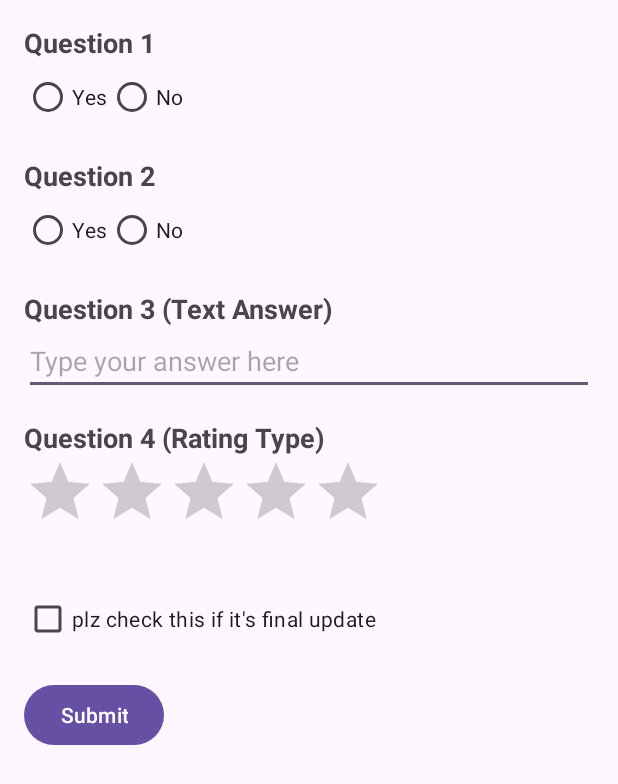
After one commit to EmbeddedCreations/PWD-Kotlin, an Android app: the Form screen opened directly, with no data from a screen before it, on a phone screen of 412 x 824 dp. The commit adds this screen. Shown: the top 784 px of the screen. Run offline under Robolectric (Android 15) with nearby library versions, the phone set to English and light mode, and no system bars.

Commit message:
#22 completed

```diff
--- a/app/src/main/java/com/example/pwd_app/data/remote/ApiUtility.kt
+++ b/app/src/main/java/com/example/pwd_app/data/remote/ApiUtility.kt
@@ -5,7 +5,7 @@ import retrofit2.converter.gson.GsonConverterFactory
 
 
 object ApiUtility {
-    private const val BASE_URL = "https://embeddedcreation.in/tribalpwd/adminPanelNewVer2/"
+    private const val BASE_URL = "https://tribalpwd.in/adminPanelNewVer2/"
 
     fun getInstance(): Retrofit {
         return Retrofit.Builder()
--- /dev/null
+++ b/app/src/main/java/com/example/pwd_app/viewModel/Form.kt
@@ -0,0 +1,39 @@
+package com.example.pwd_app.viewModel
+
+import android.os.Bundle
+import com.example.pwd_app.R
+import android.widget.RatingBar
+import android.widget.TextView
+import androidx.appcompat.app.AppCompatActivity
+
+class Form : AppCompatActivity() {
+
+    private lateinit var ratingBar: RatingBar
+    private lateinit var textViewRatingFeedback: TextView
+
+    override fun onCreate(savedInstanceState: Bundle?) {
+        super.onCreate(savedInstanceState)
+        setContentView(R.layout.activity_form)
+
+        ratingBar = findViewById(R.id.ratingBar)
+        textViewRatingFeedback = findViewById(R.id.textViewRatingFeedback)
+
+        // Set a listener to the RatingBar
+        ratingBar.setOnRatingBarChangeListener { _, rating, _ ->
+            updateRatingFeedback(rating)
+        }
+    }
+
+    private fun updateRatingFeedback(rating: Float) {
+        // Update the TextView with dynamic text based on the rating
+        val feedback = when (rating.toInt()) {
+            1 -> "Poor"
+            2 -> "Fair"
+            3 -> "Average"
+            4 -> "Good"
+            5 -> "Excellent"
+            else -> ""
+        }
+        textViewRatingFeedback.text = feedback
+    }
+}
--- /dev/null
+++ b/app/src/main/res/layout/activity_form.xml
@@ -0,0 +1,117 @@
+<?xml version="1.0" encoding="utf-8"?>
+<LinearLayout
+    xmlns:android="http://schemas.android.com/apk/res/android"
+    android:layout_width="match_parent"
+    android:layout_height="wrap_content"
+    android:orientation="vertical"
+    android:padding="16dp">
+
+    <!-- Question 1 -->
+    <TextView
+        android:layout_width="match_parent"
+        android:layout_height="wrap_content"
+        android:text="Question 1"
+        android:textSize="18sp"
+        android:textStyle="bold"/>
+
+    <RadioGroup
+        android:id="@+id/radioGroup1"
+        android:layout_width="match_parent"
+        android:layout_height="wrap_content"
+        android:orientation="horizontal">
+
+        <RadioButton
+            android:id="@+id/radioYes1"
+            android:layout_width="wrap_content"
+            android:layout_height="wrap_content"
+            android:text="Yes"/>
+
+        <RadioButton
+            android:id="@+id/radioNo1"
+            android:layout_width="wrap_content"
+            android:layout_height="wrap_content"
+            android:text="No"/>
+    </RadioGroup>
+
+    <!-- Question 2 -->
+    <TextView
+        android:layout_width="match_parent"
+        android:layout_height="wrap_content"
+        android:text="Question 2"
+        android:textSize="18sp"
+        android:textStyle="bold"
+        android:layout_marginTop="16dp"/>
+
+    <RadioGroup
+        android:id="@+id/radioGroup2"
+        android:layout_width="match_parent"
+        android:layout_height="wrap_content"
+        android:orientation="horizontal">
+
+        <RadioButton
+            android:id="@+id/radioYes2"
+            android:layout_width="wrap_content"
+            android:layout_height="wrap_content"
+            android:text="Yes"/>
+
+        <RadioButton
+            android:id="@+id/radioNo2"
+            android:layout_width="wrap_content"
+            android:layout_height="wrap_content"
+            android:text="No"/>
+    </RadioGroup>
+
+    <!-- Question 3 - Text Answer -->
+    <TextView
+        android:layout_width="match_parent"
+        android:layout_height="wrap_content"
+        android:text="Question 3 (Text Answer)"
+        android:textSize="18sp"
+        android:textStyle="bold"
+        android:layout_marginTop="16dp"/>
+
+    <EditText
+        android:id="@+id/editTextAnswer"
+        android:layout_width="match_parent"
+        android:layout_height="wrap_content"
+        android:hint="Type your answer here"/>
+
+    <!-- Question 4 - Rating Type -->
+    <TextView
+        android:layout_width="match_parent"
+        android:layout_height="wrap_content"
+        android:text="Question 4 (Rating Type)"
+        android:textSize="18sp"
+        android:textStyle="bold"
+        android:layout_marginTop="16dp"/>
+
+    <RatingBar
+        android:id="@+id/ratingBar"
+        android:layout_width="wrap_content"
+        android:layout_height="wrap_content"
+        android:numStars="5"
+        android:stepSize="1"/>
+
+    <!-- Text view to display dynamic text based on the rating -->
+    <TextView
+        android:id="@+id/textViewRatingFeedback"
+        android:layout_width="wrap_content"
+        android:layout_height="wrap_content"
+        android:text=""
+        android:layout_marginTop="8dp"/>
+
+    <!-- Checkbox for agreeing to terms and conditions -->
+    <CheckBox
+        android:id="@+id/checkBoxAgree"
+        android:layout_width="wrap_content"
+        android:layout_height="wrap_content"
+        android:text="plz check this if it's final update"/>
+
+    <!-- Submit button -->
+    <Button
+        android:id="@+id/buttonSubmit"
+        android:layout_width="wrap_content"
+        android:layout_height="wrap_content"
+        android:text="Submit"
+        android:layout_marginTop="16dp"/>
+</LinearLayout>
```
Also changed, not shown: app/src/main/AndroidManifest.xml (+10 -1 lines), app/src/main/java/com/example/pwd_app/viewModel/Adapter.kt (added, +49 -0 lines), app/src/main/java/com/example/pwd_app/viewModel/Analytics/Analytics.java (+20 -0 lines), app/src/main/java/com/example/pwd_app/viewModel/WorkLog.kt (added, +80 -0 lines), app/src/main/res/layout/activity_adapter.xml (added, +49 -0 lines), app/src/main/res/layout/activity_analytics.xml (+10 -0 lines), app/src/main/res/layout/activity_login.xml (+0 -9 lines), app/src/main/res/layout/activity_work_log.xml (added, +23 -0 lines).
